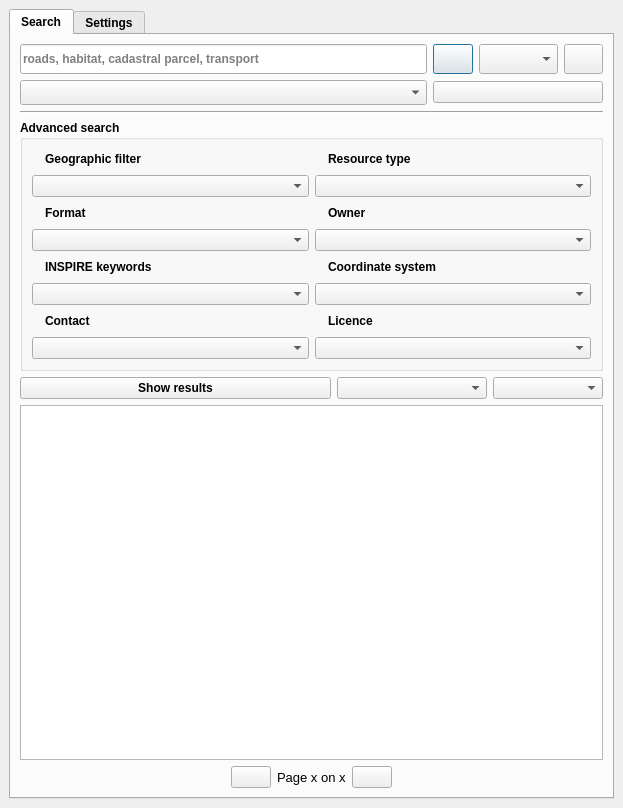
Above: ui/isogeo_dockwidget_base.ui from isogeo/isogeo-plugin-qgis before the change. Below: the same form after it.
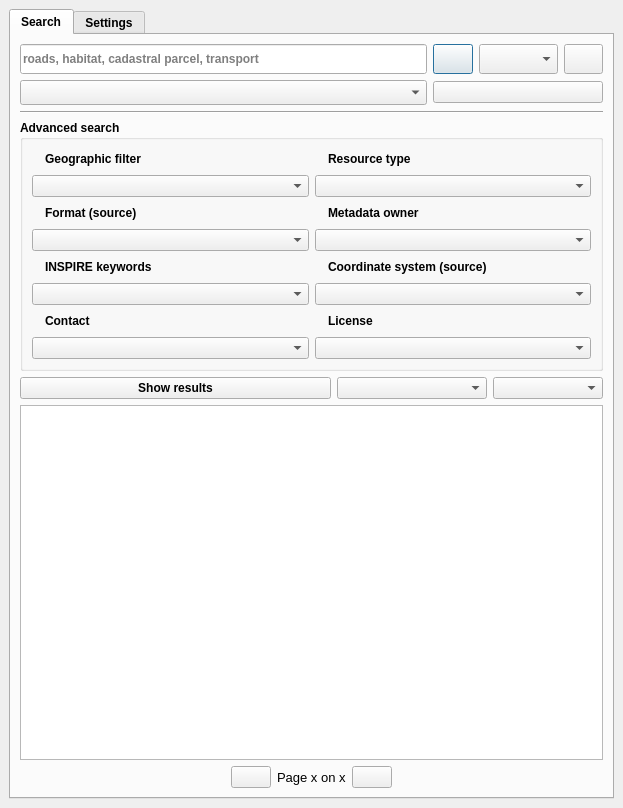
That is the form after the change. Icons and pictures are not drawn. Custom widgets are drawn as their Qt base class.

The edit to the form file:
```diff
--- a/ui/isogeo_dockwidget_base.ui
+++ b/ui/isogeo_dockwidget_base.ui
@@ -503,7 +503,7 @@
                         </font>
                        </property>
                        <property name="text">
-                        <string>Format</string>
+                        <string>Format (source)</string>
                        </property>
                       </widget>
                      </item>
@@ -794,7 +794,7 @@
                         </font>
                        </property>
                        <property name="text">
-                        <string>Owner</string>
+                        <string>Metadata owner</string>
                        </property>
                       </widget>
                      </item>
@@ -877,7 +877,7 @@
                         </font>
                        </property>
                        <property name="text">
-                        <string>Coordinate system</string>
+                        <string>Coordinate system (source)</string>
                        </property>
                       </widget>
                      </item>
@@ -952,7 +952,7 @@
                         </font>
                        </property>
                        <property name="text">
-                        <string>Licence</string>
+                        <string>License</string>
                        </property>
                       </widget>
                      </item>
```
Left out of the diff: 1 changed line with no effect on the pictures.
